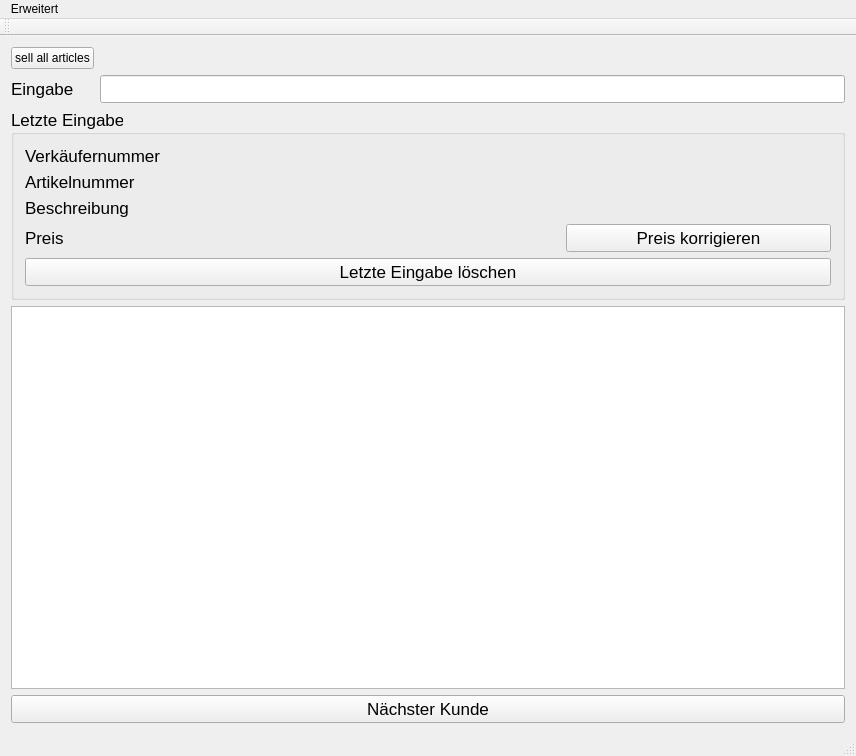
Above: TuKi-Basar/TuKiBasar.ui from Ulle84/UllesSourceCode before the change. Below: the same form after it.
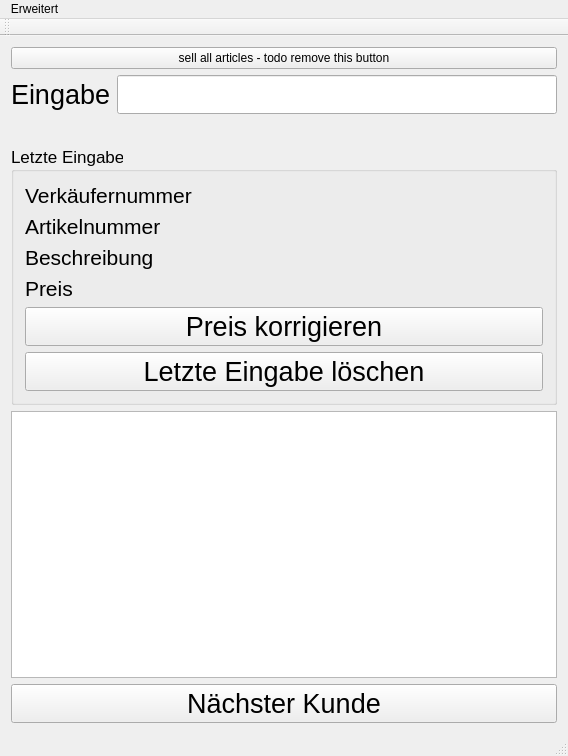
That is the form after the change.

The edit to the form file:
```diff
--- a/TuKi-Basar/TuKiBasar.ui
+++ b/TuKi-Basar/TuKiBasar.ui
@@ -6,7 +6,7 @@
    <rect>
     <x>0</x>
     <y>0</y>
-    <width>856</width>
+    <width>568</width>
     <height>756</height>
    </rect>
   </property>
@@ -14,8 +14,53 @@
    <string>TuKiBasar</string>
   </property>
   <widget class="QWidget" name="centralWidget">
-   <layout class="QGridLayout" name="gridLayout_2">
-    <item row="2" column="0" colspan="2">
+   <layout class="QVBoxLayout" name="verticalLayout">
+    <item>
+     <widget class="QPushButton" name="pushButton">
+      <property name="text">
+       <string>sell all articles - todo remove this button</string>
+      </property>
+     </widget>
+    </item>
+    <item>
+     <layout class="QHBoxLayout" name="horizontalLayout">
+      <item>
+       <widget class="QLabel" name="label_5">
+        <property name="font">
+         <font>
+          <pointsize>20</pointsize>
+         </font>
+        </property>
+        <property name="text">
+         <string>Eingabe</string>
+        </property>
+       </widget>
+      </item>
+      <item>
+       <widget class="QLineEdit" name="lineEditInput">
+        <property name="font">
+         <font>
+          <pointsize>20</pointsize>
+         </font>
+        </property>
+        <property name="maxLength">
+         <number>6</number>
+        </property>
+       </widget>
+      </item>
+     </layout>
+    </item>
+    <item>
+     <widget class="QWidget" name="widget" native="true">
+      <property name="minimumSize">
+       <size>
+        <width>0</width>
+        <height>20</height>
+       </size>
+      </property>
+     </widget>
+    </item>
+    <item>
      <widget class="QGroupBox" name="groupBox">
       <property name="font">
        <font>
@@ -26,11 +71,23 @@
        <string>Letzte Eingabe</string>
       </property>
       <layout class="QGridLayout" name="gridLayout">
+       <item row="0" column="1">
+        <widget class="QLabel" name="labelSellerNumber">
+         <property name="font">
+          <font>
+           <pointsize>16</pointsize>
+          </font>
+         </property>
+         <property name="text">
+          <string/>
+         </property>
+        </widget>
+       </item>
        <item row="2" column="0">
         <widget class="QLabel" name="label_7">
          <property name="font">
           <font>
-           <pointsize>13</pointsize>
+           <pointsize>16</pointsize>
           </font>
          </property>
          <property name="text">
@@ -38,11 +95,35 @@
          </property>
         </widget>
        </item>
+       <item row="1" column="1">
+        <widget class="QLabel" name="labelArticleNumber">
+         <property name="font">
+          <font>
+           <pointsize>16</pointsize>
+          </font>
+         </property>
+         <property name="text">
+          <string/>
+         </property>
+        </widget>
+       </item>
+       <item row="0" column="0">
+        <widget class="QLabel" name="label_2">
+         <property name="font">
+          <font>
+           <pointsize>16</pointsize>
+          </font>
+         </property>
+         <property name="text">
+          <string>Verkäufernummer  </string>
+         </property>
+        </widget>
+       </item>
        <item row="3" column="0">
         <widget class="QLabel" name="label">
          <property name="font">
           <font>
-           <pointsize>13</pointsize>
+           <pointsize>16</pointsize>
           </font>
          </property>
          <property name="text">
@@ -50,35 +131,11 @@
          </property>
         </widget>
        </item>
-       <item row="3" column="2">
-        <widget class="QPushButton" name="pushButtonCorrectPrize">
-         <property name="font">
-          <font>
-           <pointsize>13</pointsize>
-          </font>
-         </property>
-         <property name="text">
-          <string>Preis korrigieren</string>
-         </property>
-        </widget>
-       </item>
-       <item row="3" column="1">
-        <widget class="QLabel" name="labelPrize">
-         <property name="font">
-          <font>
-           <pointsize>13</pointsize>
-          </font>
-         </property>
-         <property name="text">
-          <string/>
-         </property>
-        </widget>
-       </item>
        <item row="1" column="0">
         <widget class="QLabel" name="label_3">
          <property name="font">
           <font>
-           <pointsize>13</pointsize>
+           <pointsize>16</pointsize>
           </font>
          </property>
          <property name="text">
@@ -90,43 +147,25 @@
         <widget class="QLabel" name="label_2">
          <property name="font">
           <font>
-           <pointsize>13</pointsize>
+           <pointsize>16</pointsize>
           </font>
          </property>
          <property name="text">
-          <string>Verkäufernummer</string>
-         </property>
-        </widget>
-       </item>
-       <item row="1" column="1">
-        <widget class="QLabel" name="labelArticleNumber">
-         <property name="font">
-          <font>
-           <pointsize>13</pointsize>
-          </font>
-         </property>
-         <property name="text">
           <string/>
          </property>
         </widget>
        </item>
-       <item row="0" column="1">
-        <widget class="QLabel" name="labelSellerNumber">
-         <property name="font">
-          <font>
-           <pointsize>13</pointsize>
-          </font>
-         </property>
-         <property name="text">
-          <string/>
-         </property>
-        </widget>
-       </item>
-       <item row="2" column="1" colspan="2">
+       <item row="2" column="1">
         <widget class="QLabel" name="labelDescription">
+         <property name="minimumSize">
+          <size>
+           <width>200</width>
+           <height>0</height>
+          </size>
+         </property>
          <property name="font">
           <font>
-           <pointsize>13</pointsize>
+           <pointsize>16</pointsize>
           </font>
          </property>
          <property name="text">
@@ -134,11 +173,36 @@
          </property>
         </widget>
        </item>
+       <item row="0" column="2">
+        <spacer name="horizontalSpacer">
+         <property name="orientation">
+          <enum>Qt::Horizontal</enum>
+         </property>
+         <property name="sizeHint" stdset="0">
+          <size>
+           <width>40</width>
+           <height>20</height>
+          </size>
+         </property>
+        </spacer>
+       </item>
        <item row="4" column="0" colspan="3">
+        <widget class="QPushButton" name="pushButtonCorrectPrize">
+         <property name="font">
+          <font>
+           <pointsize>20</pointsize>
+          </font>
+         </property>
+         <property name="text">
+          <string>Preis korrigieren</string>
+         </property>
+        </widget>
+       </item>
+       <item row="5" column="0" colspan="3">
         <widget class="QPushButton" name="pushButtonDeleteLastInput">
          <property name="font">
           <font>
-           <pointsize>13</pointsize>
+           <pointsize>20</pointsize>
           </font>
          </property>
          <property name="text">
@@ -149,31 +213,7 @@
       </layout>
      </widget>
     </item>
-    <item row="1" column="0">
-     <widget class="QLabel" name="label_5">
-      <property name="font">
-       <font>
-        <pointsize>13</pointsize>
-       </font>
-      </property>
-      <property name="text">
-       <string>Eingabe</string>
-      </property>
-     </widget>
-    </item>
-    <item row="1" column="1">
-     <widget class="QLineEdit" name="lineEditInput">
-      <property name="font">
-       <font>
-        <pointsize>13</pointsize>
-       </font>
-      </property>
-      <property name="maxLength">
-       <number>6</number>
-      </property>
-     </widget>
-    </item>
-    <item row="3" column="0" colspan="2">
+    <item>
      <widget class="QPlainTextEdit" name="plainTextEditArticleList">
       <property name="font">
        <font>
@@ -185,11 +225,11 @@
       </property>
      </widget>
     </item>
-    <item row="4" column="0" colspan="2">
+    <item>
      <widget class="QPushButton" name="pushButtonNextCustomer">
       <property name="font">
        <font>
-        <pointsize>13</pointsize>
+        <pointsize>20</pointsize>
        </font>
       </property>
       <property name="text">
@@ -197,13 +237,6 @@
       </property>
      </widget>
     </item>
-    <item row="0" column="0">
-     <widget class="QPushButton" name="pushButton">
-      <property name="text">
-       <string>sell all articles</string>
-      </property>
-     </widget>
-    </item>
    </layout>
   </widget>
   <widget class="QMenuBar" name="menuBar">
@@ -211,7 +244,7 @@
     <rect>
      <x>0</x>
      <y>0</y>
-     <width>856</width>
+     <width>568</width>
      <height>22</height>
     </rect>
    </property>
```
Left out of the diff: 4 changed lines with no effect on the pictures.
